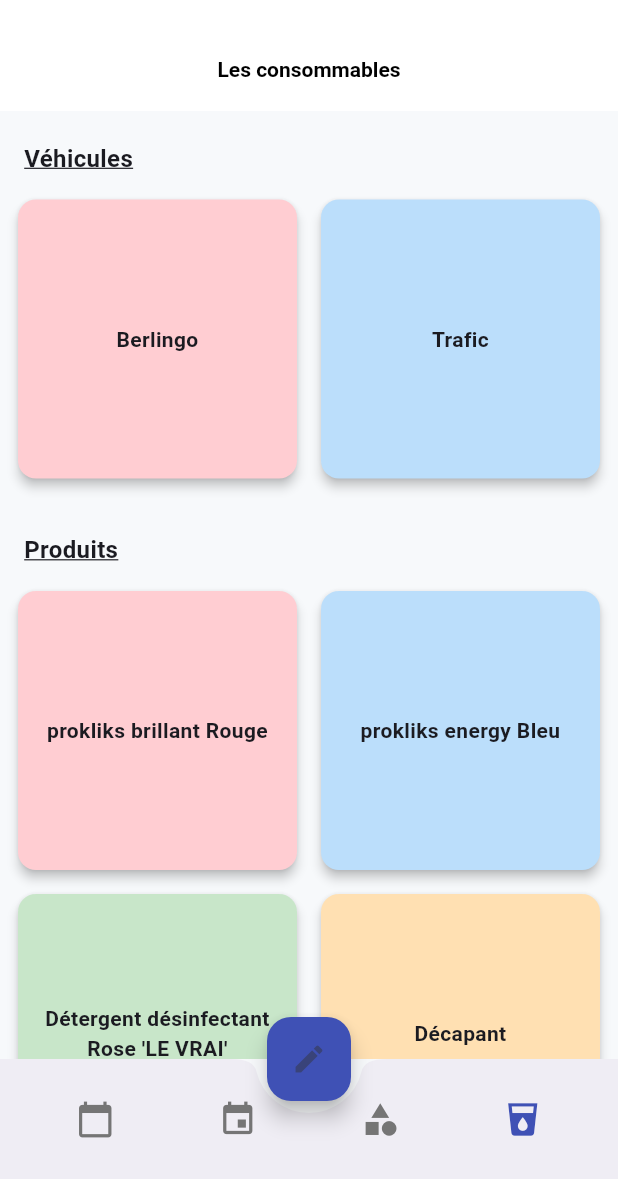
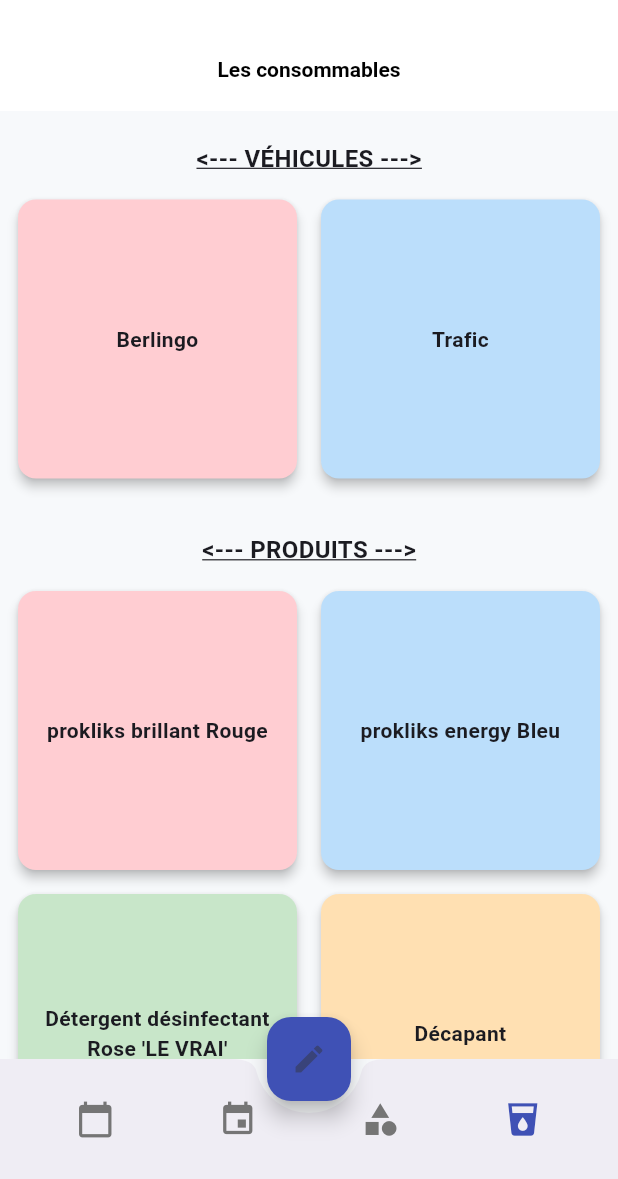
Before and after one commit to Web82-Thom/cleaning_schedule_demo, a Flutter app: the screen it shows once a user with an empty profile is signed in, item 4 of the bottom bar chosen, on a phone screen of 412 x 824 dp, the part 57-1236 px from its top. Run offline on Flutter 3.47's test engine with Material 3 defaults, Android fonts, the phone set to English and light mode, and no system bars; our stand-ins replace cloud_firestore, firebase_auth, firebase_core, open_filex, pdf, table_calendar; accounts and stored records are empty.

Commit message:
created 3 other consumables, and details page for them

```diff
--- a/lib/screens/stubPages/consumable_page.dart
+++ b/lib/screens/stubPages/consumable_page.dart
@@ -1,5 +1,8 @@
+import 'package:cleaning_schedule/screens/consumables/details_accomodation_center_page.dart';
 import 'package:cleaning_schedule/screens/consumables/details_cars_page.dart';
 import 'package:cleaning_schedule/screens/consumables/details_products_page.dart';
+import 'package:cleaning_schedule/screens/consumables/details_home_of_life_page.dart';
+import 'package:cleaning_schedule/screens/consumables/details_villas_page.dart';
 import 'package:cleaning_schedule/widgets/consumable_widget.dart';
 import 'package:flutter/material.dart';
 
@@ -25,19 +28,24 @@ class ConsumablePage extends StatelessWidget {
     Widget buildGrid(List<String> items, String title) {
       final isCars = title.toLowerCase().contains('véhicule');
       final isProducts = title.toLowerCase().contains('produits');
+      final isHomeOfLife = title.toLowerCase().contains('foyer de vie');
+      final isTransfer = title.toLowerCase().contains('transfert');
+      final isVillas = title.toLowerCase().contains('villas');
 
       return Column(
         crossAxisAlignment: CrossAxisAlignment.start,
         children: [
-          Padding(
+          Center(
+            child: Padding(
               padding:
                   const EdgeInsets.symmetric(vertical: 12.0, horizontal: 8.0),
               child: Text(
-              title,
+                '<--- ${title.toUpperCase()} --->',
                 style: const TextStyle(
                   fontSize: 16,
                   fontWeight: FontWeight.bold,
                   decoration: TextDecoration.underline,
+                ),
               ),
             ),
           ),
@@ -63,11 +71,32 @@ class ConsumablePage extends StatelessWidget {
                         builder: (_) => DetailsProductPage(productName: item),
                       ),
                     );
-                  } else if (isCars) {
+                  } if (isCars) {
                     Navigator.push(
                       context,
                       MaterialPageRoute(
                         builder: (_) => DetailsCarsPage(carName: item),
+                      ),
+                    );
+                  } if (isHomeOfLife){
+                    Navigator.push(
+                      context,
+                      MaterialPageRoute(
+                        builder: (_) => DetailsHomeOfLifePage(homeOfLifeName: item),
+                      ),
+                    );
+                  } if (isTransfer){
+                    Navigator.push(
+                      context,
+                      MaterialPageRoute(
+                        builder: (_) => DetailsAccommodationCenterPage(transfer: item),
+                      ),
+                    );
+                  } if(isVillas){
+                    Navigator.push(
+                      context,
+                      MaterialPageRoute(
+                        builder: (_) => DetailsVillasPage(villa: item),
                       ),
                     );
                   }
@@ -115,6 +144,12 @@ class ConsumablePage extends StatelessWidget {
             buildGrid(consumableWidget.cars, 'Véhicules'),
             const SizedBox(height: 20),
             buildGrid(consumableWidget.products, 'Produits'),
+            const SizedBox(height: 20,),
+            buildGrid(consumableWidget.homeOfLife, 'Foyer de vie'),
+            const SizedBox(height: 20,),
+            buildGrid(consumableWidget.transfer, 'Transferts'),
+            const SizedBox(height: 20,),
+            buildGrid(consumableWidget.villas, 'Les villas'),
           ],
         ),
       ),
--- a/lib/widgets/consumable_widget.dart
+++ b/lib/widgets/consumable_widget.dart
@@ -15,4 +15,21 @@ class ConsumableWidget extends ChangeNotifier{
     'Berlingo',
     'Trafic',
   ];
+
+  // foyer de vie
+  List<String> homeOfLife= [
+    'Caisse',
+    'T5'
+  ];
+
+  // les transferts
+  List<String> transfer= [
+    'Foyer de vie',
+    'Foyer d\'hébergement',
+  ];
+
+  List<String> villas= [
+    '1',
+    '2',
+  ];
 }
```
Also changed, not shown: lib/screens/consumables/details_accomodation_center_page.dart (added, +31 -0 lines), lib/screens/consumables/details_home_of_life_page.dart (added, +19 -0 lines), lib/screens/consumables/details_villas_page.dart (added, +23 -0 lines). Lines whose indentation alone changed are shown as unchanged.
